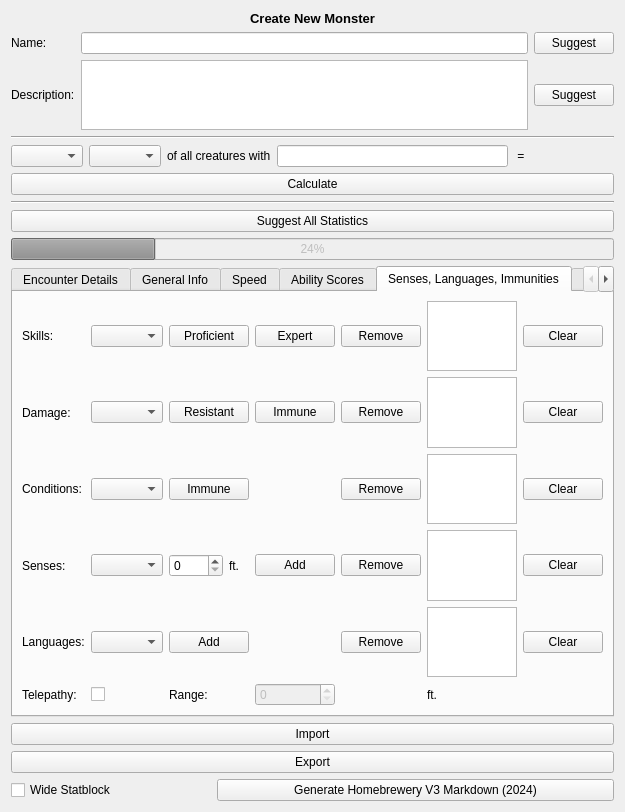
Above: monster_forge/gui/view/qt_designer/create_monster_view.ui from Zhendryk/monster_maker before the change. Below: the same form after it.
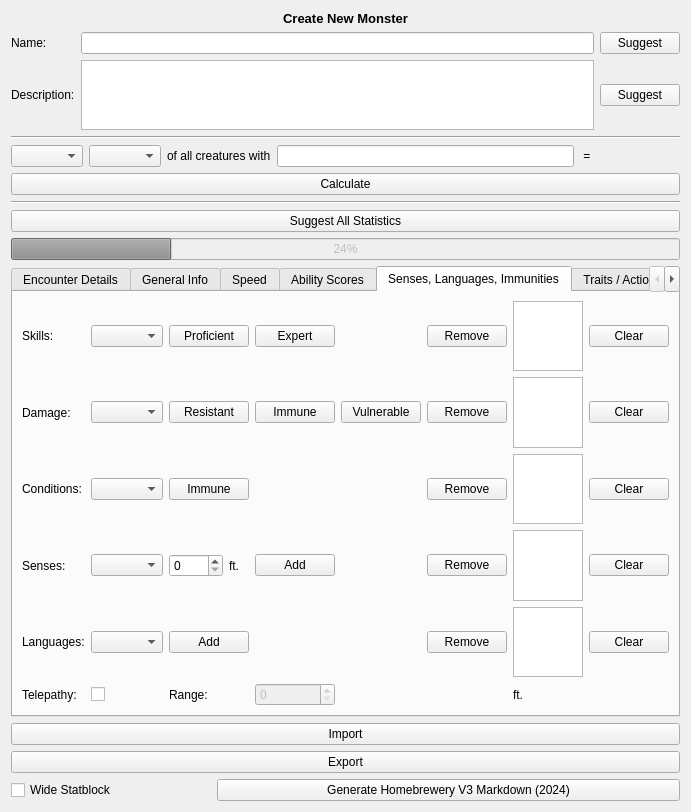
That is the form after the change. The open tabs and pages were chosen to show the change.

Patch:
```diff
--- a/monster_forge/gui/view/qt_designer/create_monster_view.ui
+++ b/monster_forge/gui/view/qt_designer/create_monster_view.ui
@@ -460,7 +460,7 @@
        <item row="0" column="1">
         <widget class="QSpinBox" name="spinbox_walk_speed">
          <property name="minimum">
-          <number>30</number>
+          <number>0</number>
          </property>
          <property name="maximum">
           <number>120</number>
@@ -745,72 +745,14 @@
        <string>Senses, Languages, Immunities</string>
       </attribute>
       <layout class="QGridLayout" name="gridLayout_5">
-       <item row="2" column="0">
-        <widget class="QLabel" name="_lbl_conditions">
-         <property name="text">
-          <string>Conditions:</string>
-         </property>
-        </widget>
-       </item>
-       <item row="3" column="0">
-        <widget class="QLabel" name="_lbl_senses">
-         <property name="text">
-          <string>Senses:</string>
-         </property>
-        </widget>
-       </item>
-       <item row="2" column="5">
-        <widget class="QListWidget" name="listwidget_conditions">
-         <property name="maximumSize">
-          <size>
-           <width>16777215</width>
-           <height>100</height>
-          </size>
-         </property>
-        </widget>
-       </item>
-       <item row="1" column="1">
-        <widget class="QComboBox" name="cb_damage"/>
-       </item>
-       <item row="1" column="4">
-        <widget class="QPushButton" name="btn_damage_remove">
-         <property name="text">
-          <string>Remove</string>
-         </property>
-        </widget>
-       </item>
-       <item row="1" column="6">
-        <widget class="QPushButton" name="btn_clear_damage">
+       <item row="3" column="7">
+        <widget class="QPushButton" name="btn_clear_senses">
          <property name="text">
           <string>Clear</string>
          </property>
         </widget>
        </item>
-       <item row="1" column="2">
-        <widget class="QPushButton" name="btn_damage_resistant">
-         <property name="text">
-          <string>Resistant</string>
-         </property>
-        </widget>
-       </item>
-       <item row="0" column="0">
-        <widget class="QLabel" name="_lbl_skills">
-         <property name="text">
-          <string>Skills:</string>
-         </property>
-        </widget>
-       </item>
-       <item row="4" column="4">
-        <widget class="QPushButton" name="btn_languages_remove">
-         <property name="text">
-          <string>Remove</string>
-         </property>
-        </widget>
-       </item>
-       <item row="4" column="1">
-        <widget class="QComboBox" name="cb_languages"/>
-       </item>
-       <item row="5" column="5">
+       <item row="5" column="6">
         <widget class="QLabel" name="_lbl_telepathy_ft">
          <property name="text">
           <string>ft.</string>
@@ -836,10 +778,27 @@
          </property>
         </widget>
        </item>
+       <item row="1" column="2">
+        <widget class="QPushButton" name="btn_damage_resistant">
+         <property name="text">
+          <string>Resistant</string>
+         </property>
+        </widget>
+       </item>
+       <item row="1" column="0">
+        <widget class="QLabel" name="_lbl_damage">
+         <property name="text">
+          <string>Damage:</string>
+         </property>
+        </widget>
+       </item>
        <item row="0" column="6">
-        <widget class="QPushButton" name="btn_clear_skills">
-         <property name="text">
-          <string>Clear</string>
+        <widget class="QListWidget" name="listwidget_skills">
+         <property name="maximumSize">
+          <size>
+           <width>16777215</width>
+           <height>100</height>
+          </size>
          </property>
         </widget>
        </item>
@@ -850,62 +809,7 @@
          </property>
         </widget>
        </item>
-       <item row="0" column="5">
-        <widget class="QListWidget" name="listwidget_skills">
-         <property name="maximumSize">
-          <size>
-           <width>16777215</width>
-           <height>100</height>
-          </size>
-         </property>
-        </widget>
-       </item>
-       <item row="5" column="1">
-        <widget class="QCheckBox" name="checkbox_telepathy">
-         <property name="text">
-          <string/>
-         </property>
-        </widget>
-       </item>
-       <item row="0" column="3">
-        <widget class="QPushButton" name="btn_skills_expert">
-         <property name="text">
-          <string>Expert</string>
-         </property>
-        </widget>
-       </item>
-       <item row="2" column="2">
-        <widget class="QPushButton" name="btn_conditions_immune">
-         <property name="text">
-          <string>Immune</string>
-         </property>
-        </widget>
-       </item>
-       <item row="3" column="5">
-        <widget class="QListWidget" name="listwidget_senses">
-         <property name="maximumSize">
-          <size>
-           <width>16777215</width>
-           <height>100</height>
-          </size>
-         </property>
-        </widget>
-       </item>
-       <item row="3" column="6">
-        <widget class="QPushButton" name="btn_clear_senses">
-         <property name="text">
-          <string>Clear</string>
-         </property>
-        </widget>
-       </item>
        <item row="4" column="6">
-        <widget class="QPushButton" name="btn_clear_languages">
-         <property name="text">
-          <string>Clear</string>
-         </property>
-        </widget>
-       </item>
-       <item row="4" column="5">
         <widget class="QListWidget" name="listwidget_languages">
          <property name="maximumSize">
           <size>
@@ -915,9 +819,6 @@
          </property>
         </widget>
        </item>
-       <item row="3" column="1">
-        <widget class="QComboBox" name="cb_senses"/>
-       </item>
        <item row="4" column="2">
         <widget class="QPushButton" name="btn_languages_add">
          <property name="text">
@@ -925,13 +826,40 @@
          </property>
         </widget>
        </item>
-       <item row="0" column="4">
-        <widget class="QPushButton" name="btn_skills_remove">
+       <item row="3" column="6">
+        <widget class="QListWidget" name="listwidget_senses">
+         <property name="maximumSize">
+          <size>
+           <width>16777215</width>
+           <height>100</height>
+          </size>
+         </property>
+        </widget>
+       </item>
+       <item row="3" column="1">
+        <widget class="QComboBox" name="cb_senses"/>
+       </item>
+       <item row="2" column="5">
+        <widget class="QPushButton" name="btn_conditions_remove">
          <property name="text">
           <string>Remove</string>
          </property>
         </widget>
        </item>
+       <item row="2" column="0">
+        <widget class="QLabel" name="_lbl_conditions">
+         <property name="text">
+          <string>Conditions:</string>
+         </property>
+        </widget>
+       </item>
+       <item row="0" column="7">
+        <widget class="QPushButton" name="btn_clear_skills">
+         <property name="text">
+          <string>Clear</string>
+         </property>
+        </widget>
+       </item>
        <item row="4" column="0">
         <widget class="QLabel" name="_lbl_languages">
          <property name="text">
@@ -939,13 +867,6 @@
          </property>
         </widget>
        </item>
-       <item row="3" column="4">
-        <widget class="QPushButton" name="btn_senses_remove">
-         <property name="text">
-          <string>Remove</string>
-         </property>
-        </widget>
-       </item>
        <item row="3" column="2">
         <layout class="QHBoxLayout" name="hl_senses">
          <item>
@@ -967,50 +888,6 @@
          </item>
         </layout>
        </item>
-       <item row="2" column="4">
-        <widget class="QPushButton" name="btn_conditions_remove">
-         <property name="text">
-          <string>Remove</string>
-         </property>
-        </widget>
-       </item>
-       <item row="0" column="2">
-        <widget class="QPushButton" name="btn_skills_proficient">
-         <property name="text">
-          <string>Proficient</string>
-         </property>
-        </widget>
-       </item>
-       <item row="0" column="1">
-        <widget class="QComboBox" name="cb_skills"/>
-       </item>
-       <item row="5" column="2">
-        <widget class="QLabel" name="_lbl_range">
-         <property name="text">
-          <string>Range:</string>
-         </property>
-        </widget>
-       </item>
-       <item row="1" column="0">
-        <widget class="QLabel" name="_lbl_damage">
-         <property name="text">
-          <string>Damage:</string>
-         </property>
-        </widget>
-       </item>
-       <item row="1" column="5">
-        <widget class="QListWidget" name="listwidget_damage">
-         <property name="maximumSize">
-          <size>
-           <width>16777215</width>
-           <height>100</height>
-          </size>
-         </property>
-        </widget>
-       </item>
-       <item row="2" column="1">
-        <widget class="QComboBox" name="cb_conditions"/>
-       </item>
        <item row="3" column="3">
         <widget class="QPushButton" name="btn_senses_add">
          <property name="text">
@@ -1018,6 +895,44 @@
          </property>
         </widget>
        </item>
+       <item row="5" column="1">
+        <widget class="QCheckBox" name="checkbox_telepathy">
+         <property name="text">
+          <string/>
+         </property>
+        </widget>
+       </item>
+       <item row="3" column="0">
+        <widget class="QLabel" name="_lbl_senses">
+         <property name="text">
+          <string>Senses:</string>
+         </property>
+        </widget>
+       </item>
+       <item row="1" column="7">
+        <widget class="QPushButton" name="btn_clear_damage">
+         <property name="text">
+          <string>Clear</string>
+         </property>
+        </widget>
+       </item>
+       <item row="0" column="3">
+        <widget class="QPushButton" name="btn_skills_expert">
+         <property name="text">
+          <string>Expert</string>
+         </property>
+        </widget>
+       </item>
+       <item row="1" column="1">
+        <widget class="QComboBox" name="cb_damage"/>
+       </item>
+       <item row="3" column="5">
+        <widget class="QPushButton" name="btn_senses_remove">
+         <property name="text">
+          <string>Remove</string>
+         </property>
+        </widget>
+       </item>
        <item row="1" column="3">
         <widget class="QPushButton" name="btn_damage_immune">
          <property name="text">
@@ -1025,13 +940,105 @@
          </property>
         </widget>
        </item>
-       <item row="2" column="6">
+       <item row="1" column="6">
+        <widget class="QListWidget" name="listwidget_damage">
+         <property name="maximumSize">
+          <size>
+           <width>16777215</width>
+           <height>100</height>
+          </size>
+         </property>
+        </widget>
+       </item>
+       <item row="2" column="7">
         <widget class="QPushButton" name="btn_clear_conditions">
          <property name="text">
           <string>Clear</string>
          </property>
         </widget>
        </item>
+       <item row="4" column="7">
+        <widget class="QPushButton" name="btn_clear_languages">
+         <property name="text">
+          <string>Clear</string>
+         </property>
+        </widget>
+       </item>
+       <item row="2" column="6">
+        <widget class="QListWidget" name="listwidget_conditions">
+         <property name="maximumSize">
+          <size>
+           <width>16777215</width>
+           <height>100</height>
+          </size>
+         </property>
+        </widget>
+       </item>
+       <item row="4" column="5">
+        <widget class="QPushButton" name="btn_languages_remove">
+         <property name="text">
+          <string>Remove</string>
+         </property>
+        </widget>
+       </item>
+       <item row="2" column="2">
+        <widget class="QPushButton" name="btn_conditions_immune">
+         <property name="text">
+          <string>Immune</string>
+         </property>
+        </widget>
+       </item>
+       <item row="0" column="5">
+        <widget class="QPushButton" name="btn_skills_remove">
+         <property name="text">
+          <string>Remove</string>
+         </property>
+        </widget>
+       </item>
+       <item row="5" column="2">
+        <widget class="QLabel" name="_lbl_range">
+         <property name="text">
+          <string>Range:</string>
+         </property>
+        </widget>
+       </item>
+       <item row="0" column="0">
+        <widget class="QLabel" name="_lbl_skills">
+         <property name="text">
+          <string>Skills:</string>
+         </property>
+        </widget>
+       </item>
+       <item row="0" column="2">
+        <widget class="QPushButton" name="btn_skills_proficient">
+         <property name="text">
+          <string>Proficient</string>
+         </property>
+        </widget>
+       </item>
+       <item row="2" column="1">
+        <widget class="QComboBox" name="cb_conditions"/>
+       </item>
+       <item row="4" column="1">
+        <widget class="QComboBox" name="cb_languages"/>
+       </item>
+       <item row="0" column="1">
+        <widget class="QComboBox" name="cb_skills"/>
+       </item>
+       <item row="1" column="5">
+        <widget class="QPushButton" name="btn_damage_remove">
+         <property name="text">
+          <string>Remove</string>
+         </property>
+        </widget>
+       </item>
+       <item row="1" column="4">
+        <widget class="QPushButton" name="btn_damage_vulnerable">
+         <property name="text">
+          <string>Vulnerable</string>
+         </property>
+        </widget>
+       </item>
       </layout>
      </widget>
      <widget class="QWidget" name="tab_actions">
```
